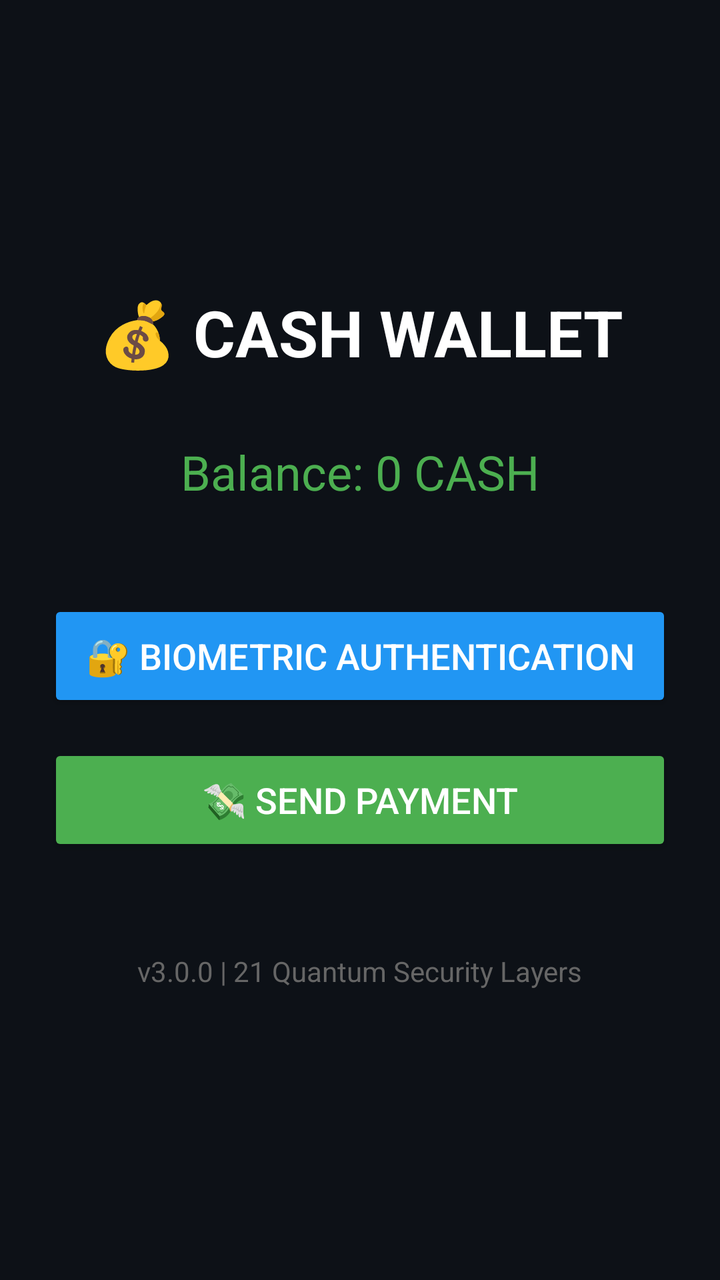
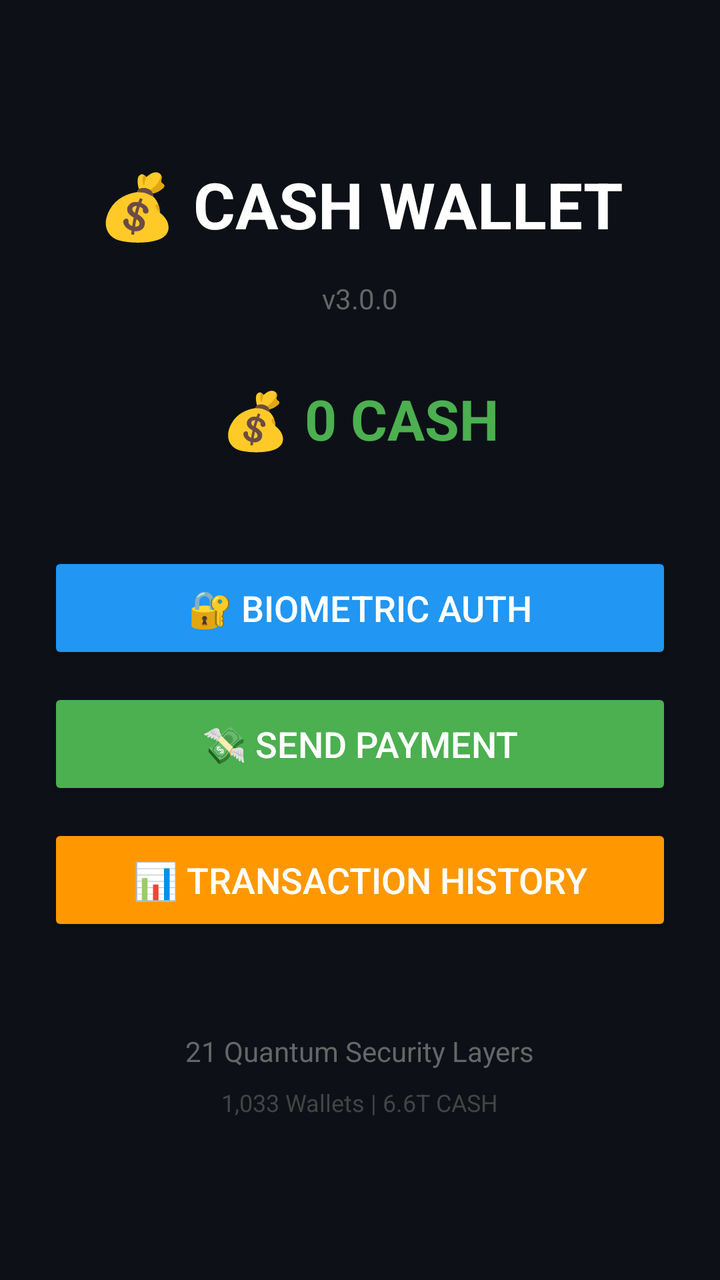

Screens rendered from an Android XML layout before and after an edit, with the pre-edit source and the edit as a unified diff.
<!-- AndroidManifest.xml: application theme Theme.AppCompat.NoActionBar -->
<!-- res/layout/activity_main.xml -->
<?xml version="1.0" encoding="utf-8"?>
<LinearLayout xmlns:android="http://schemas.android.com/apk/res/android"
    android:layout_width="match_parent"
    android:layout_height="match_parent"
    android:orientation="vertical"
    android:gravity="center"
    android:padding="24dp"
    android:background="#0D1117">

    <TextView
        android:id="@+id/tvTitle"
        android:layout_width="wrap_content"
        android:layout_height="wrap_content"
        android:text="💰 CASH WALLET"
        android:textSize="32sp"
        android:textStyle="bold"
        android:textColor="#FFFFFF"
        android:layout_marginBottom="32dp" />

    <TextView
        android:id="@+id/tvBalance"
        android:layout_width="wrap_content"
        android:layout_height="wrap_content"
        android:text="Balance: 0 CASH"
        android:textSize="24sp"
        android:textColor="#4CAF50"
        android:layout_marginBottom="48dp" />

    <Button
        android:id="@+id/btnAuth"
        android:layout_width="match_parent"
        android:layout_height="56dp"
        android:text="🔐 Biometric Authentication"
        android:textSize="18sp"
        android:backgroundTint="#2196F3"
        android:layout_marginBottom="16dp" />

    <Button
        android:id="@+id/btnSend"
        android:layout_width="match_parent"
        android:layout_height="56dp"
        android:text="💸 Send Payment"
        android:textSize="18sp"
        android:backgroundTint="#4CAF50" />

    <TextView
        android:layout_width="wrap_content"
        android:layout_height="wrap_content"
        android:text="v3.0.0 | 21 Quantum Security Layers"
        android:textColor="#666666"
        android:layout_marginTop="48dp" />

</LinearLayout>
<!-- resources referenced by this layout -->
<resources>

</resources>

<!-- the commit's change to res/layout/activity_main.xml (unified diff, before → after) -->
@@ -15,14 +15,22 @@
         android:textSize="32sp"
         android:textStyle="bold"
         android:textColor="#FFFFFF"
+        android:layout_marginBottom="16dp" />
+
+    <TextView
+        android:layout_width="wrap_content"
+        android:layout_height="wrap_content"
+        android:text="v3.0.0"
+        android:textColor="#666666"
         android:layout_marginBottom="32dp" />
 
     <TextView
         android:id="@+id/tvBalance"
         android:layout_width="wrap_content"
         android:layout_height="wrap_content"
-        android:text="Balance: 0 CASH"
-        android:textSize="24sp"
+        android:text="💰 0 CASH"
+        android:textSize="28sp"
+        android:textStyle="bold"
         android:textColor="#4CAF50"
         android:layout_marginBottom="48dp" />
 
@@ -30,10 +38,10 @@
         android:id="@+id/btnAuth"
         android:layout_width="match_parent"
         android:layout_height="56dp"
-        android:text="🔐 Biometric Authentication"
+        android:text="🔐 Biometric Auth"
         android:textSize="18sp"
         android:backgroundTint="#2196F3"
-        android:layout_marginBottom="16dp" />
+        android:layout_marginBottom="12dp" />
 
     <Button
         android:id="@+id/btnSend"
@@ -41,13 +49,30 @@
         android:layout_height="56dp"
         android:text="💸 Send Payment"
         android:textSize="18sp"
-        android:backgroundTint="#4CAF50" />
+        android:backgroundTint="#4CAF50"
+        android:layout_marginBottom="12dp" />
+
+    <Button
+        android:id="@+id/btnHistory"
+        android:layout_width="match_parent"
+        android:layout_height="56dp"
+        android:text="📊 Transaction History"
+        android:textSize="18sp"
+        android:backgroundTint="#FF9800" />
 
     <TextView
         android:layout_width="wrap_content"
         android:layout_height="wrap_content"
-        android:text="v3.0.0 | 21 Quantum Security Layers"
+        android:text="21 Quantum Security Layers"
         android:textColor="#666666"
         android:layout_marginTop="48dp" />
 
+    <TextView
+        android:layout_width="wrap_content"
+        android:layout_height="wrap_content"
+        android:text="1,033 Wallets | 6.6T CASH"
+        android:textColor="#444444"
+        android:textSize="12sp"
+        android:layout_marginTop="8dp" />
+
 </LinearLayout>
